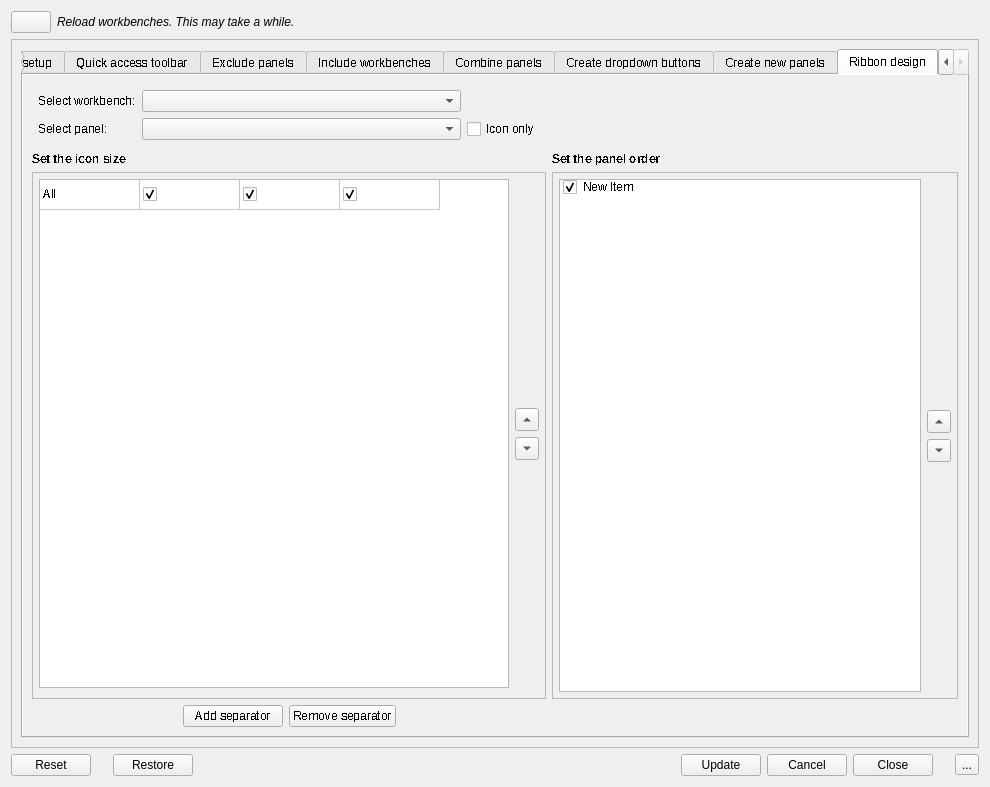
The window that Resources/ui/Design.ui (APEbbers/FreeCAD-Ribbon) describes before a commit, drawn with Qt 5.
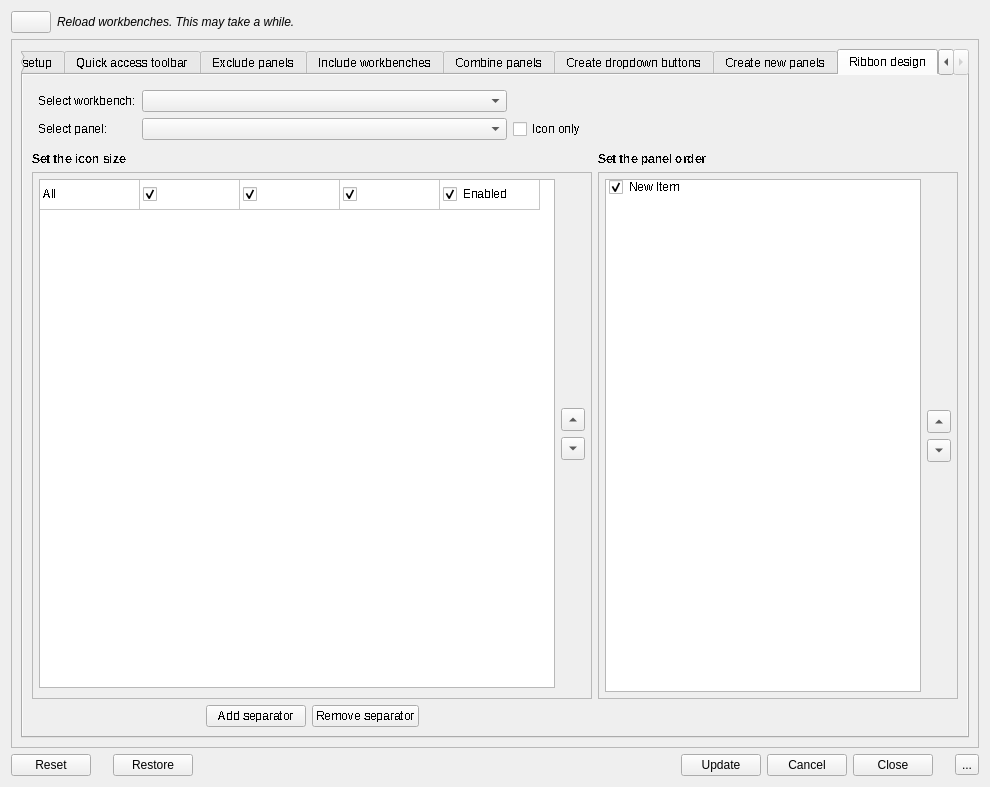
The same window after the commit. Icons and pictures are not drawn.

Commit message: Added the possebility to disable buttons via the design tab in the layout dialog

Patch:
```diff
--- a/Resources/ui/Design.ui
+++ b/Resources/ui/Design.ui
@@ -2215,6 +2215,11 @@
                       <string>Large</string>
                      </property>
                     </column>
+                    <column>
+                     <property name="text">
+                      <string>Enabled</string>
+                     </property>
+                    </column>
                     <item row="0" column="0">
                      <property name="text">
                       <string>All</string>
@@ -2274,6 +2279,14 @@
                       <set>ItemIsSelectable|ItemIsUserCheckable|ItemIsEnabled</set>
                      </property>
                     </item>
+                    <item row="0" column="4">
+                     <property name="text">
+                      <string>Enabled</string>
+                     </property>
+                     <property name="checkState">
+                      <enum>Checked</enum>
+                     </property>
+                    </item>
                    </widget>
                   </item>
                  </layout>
```
The commit also changes 3 other files.
